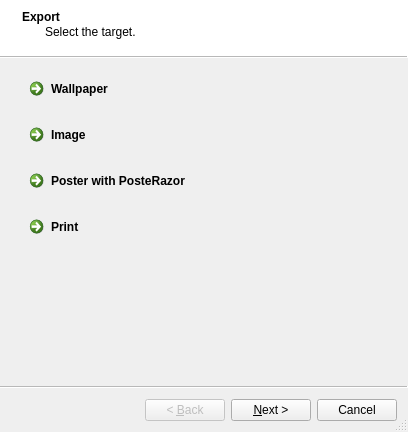
enricoros/fotowall, file ExportWizard.ui: the form before one commit.
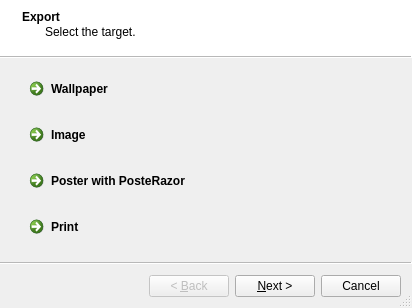
The form after the commit.

Patch:
```diff
--- a/ExportWizard.ui
+++ b/ExportWizard.ui
@@ -6,8 +6,8 @@
    <rect>
     <x>0</x>
     <y>0</y>
-    <width>408</width>
-    <height>432</height>
+    <width>412</width>
+    <height>278</height>
    </rect>
   </property>
   <property name="windowTitle">
```
